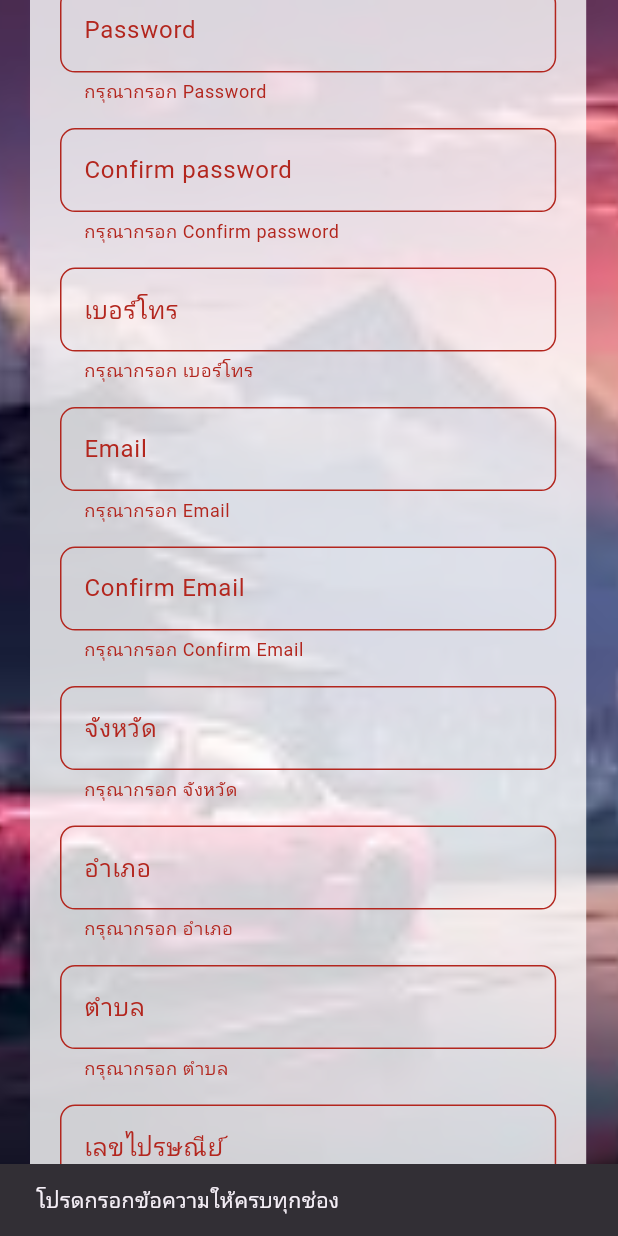
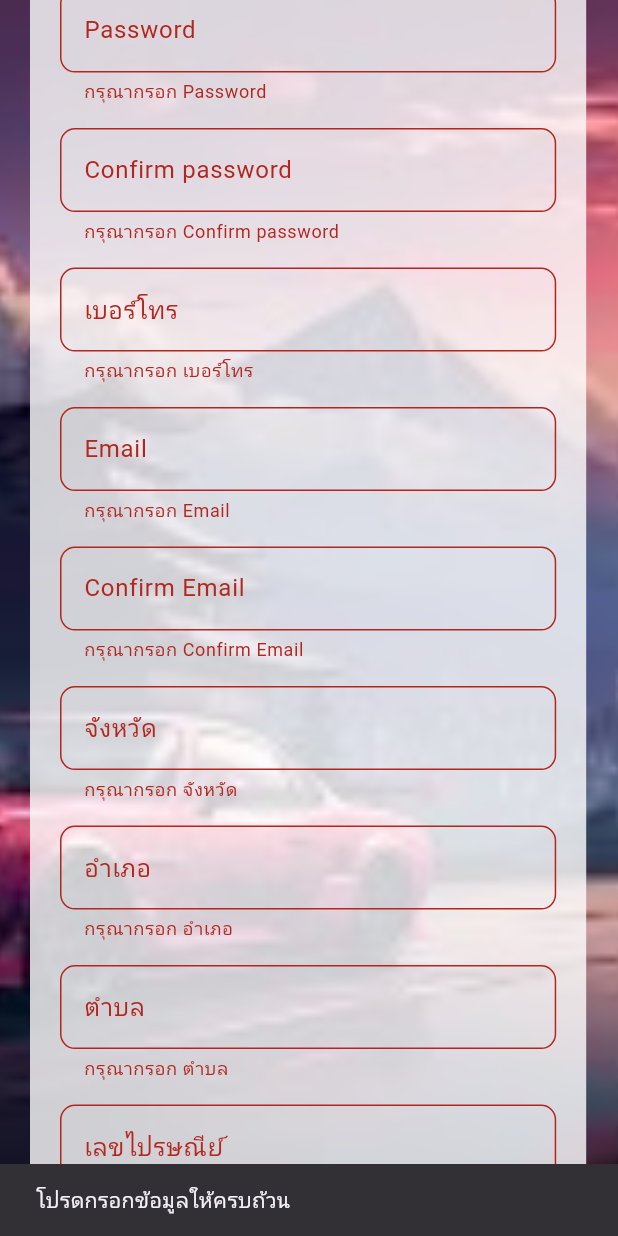
Before and after one commit to Napatpongc/Mustode_B_car, a Flutter app: the SignUpPage screen opened directly, scrolled down 320 dp, after a tap on "ยืนยัน", on a phone screen of 412 x 824 dp. Run offline on Flutter 3.47's test engine with Material 3 defaults, Android fonts, the phone set to English and light mode, and no system bars; our stand-ins replace file_picker, firebase_auth, firebase_core; accounts and stored records are empty; network calls fail.

Commit message:
completed Login
completeted basic register ,signup and logout with email&password

```diff
--- a/lib/RegisterData.dart
+++ b/lib/RegisterData.dart
@@ -8,6 +8,8 @@ class RegisterData {
     this.confirmEmail = '',
     this.province = '',
     this.district = '',
+    this.subdistrict = '',
+    this.postCode = '',
     this.moreInfo = '',
   });
 
@@ -19,5 +21,7 @@ class RegisterData {
   String confirmEmail;
   String province;
   String district;
+  String subdistrict;
+  String postCode;
   String moreInfo;
 }
--- a/lib/main.dart
+++ b/lib/main.dart
@@ -1,7 +1,10 @@
 import 'package:flutter/material.dart';
+import 'package:firebase_core/firebase_core.dart';
 import 'into_app.dart';  // นำเข้าไฟล์ IntoApp.dart
 
-void main() {
+void main() async {
+  WidgetsFlutterBinding.ensureInitialized();
+  await Firebase.initializeApp(); // เรียกใช้การ initialize Firebase
   runApp(MyApp());
 }
 
@@ -17,4 +20,3 @@ class MyApp extends StatelessWidget {
     );
   }
 }
-//hello world
--- a/lib/signup_page.dart
+++ b/lib/signup_page.dart
@@ -1,4 +1,6 @@
 import 'dart:io';
+import 'package:firebase_auth/firebase_auth.dart';
+import 'package:firebase_core/firebase_core.dart';
 import 'package:flutter/material.dart';
 import 'package:file_picker/file_picker.dart';
 import 'package:flutter/services.dart';
@@ -11,9 +13,11 @@ class SignUpPage extends StatefulWidget {
 
 class _SignUpPageState extends State<SignUpPage> {
   final formkey = GlobalKey<FormState>();
+  // ใช้งาน RegisterData แบบ singleton
+  RegisterData registerData = RegisterData();
 
-  RegisterData registerData = RegisterData();
   String? selectedFilePath;
+  final Future<FirebaseApp> firebase = Firebase.initializeApp();
 
   TextEditingController _usernameController = TextEditingController();
   TextEditingController _passwordController = TextEditingController();
@@ -27,7 +31,12 @@ class _SignUpPageState extends State<SignUpPage> {
   TextEditingController _postalCodeController = TextEditingController();
   TextEditingController _additionalAddressController = TextEditingController();
 
-  Widget _buildTextField(String label, {TextEditingController? controller, bool obscureText = false, TextInputType? keyboardType, List<TextInputFormatter>? inputFormatters, int maxLines = 1}) {
+  Widget _buildTextField(String label,
+      {TextEditingController? controller,
+      bool obscureText = false,
+      TextInputType? keyboardType,
+      List<TextInputFormatter>? inputFormatters,
+      int maxLines = 1}) {
     return Padding(
       padding: EdgeInsets.symmetric(vertical: 8),
       child: TextFormField(
@@ -50,10 +59,90 @@ class _SignUpPageState extends State<SignUpPage> {
     );
   }
 
+  // ฟังก์ชันสำหรับบันทึกข้อมูลลงใน RegisterData singleton
+  void _saveFormData() {
+    registerData.username = _usernameController.text;
+    registerData.password = _passwordController.text;
+    registerData.confirmPassword = _confirmPasswordController.text;
+    registerData.phone = _phoneController.text;
+    registerData.email = _emailController.text;
+    registerData.confirmEmail = _confirmEmailController.text;
+    registerData.province = _provinceController.text;
+    registerData.district = _districtController.text;
+    registerData.subdistrict = _subDistrictController.text;
+    registerData.postCode = _postalCodeController.text;
+    registerData.moreInfo = _additionalAddressController.text;
+  }
+
   @override
   Widget build(BuildContext context) {
     double screenWidth = MediaQuery.of(context).size.width;
     double screenHeight = MediaQuery.of(context).size.height;
+    return FutureBuilder(
+      future: firebase,
+      builder: (context, snapshot) {
+        if (snapshot.hasError) {
+          return Scaffold(
+            appBar: AppBar(title: Text("Error")),
+            body: Center(child: Text("${snapshot.error}")),
+          );
+        }
+
+        if (snapshot.connectionState == ConnectionState.done) {
+          Widget _buildSignUpButton(BuildContext context) {
+            return ElevatedButton(
+              onPressed: () async {
+                if (formkey.currentState!.validate()) {
+                  // บันทึกข้อมูลจากฟอร์มลงใน RegisterData singleton
+                  _saveFormData();
+
+                  try {
+                    // สมัครสมาชิกด้วยอีเมลและรหัสผ่าน
+                    await FirebaseAuth.instance.createUserWithEmailAndPassword(
+                      email: _emailController.text,
+                      password: _passwordController.text,
+                    );
+
+                    // ล้างข้อมูลในฟอร์มหลังสมัครเสร็จ
+                    formkey.currentState!.reset();
+                    ScaffoldMessenger.of(context).showSnackBar(
+                      SnackBar(content: Text("สมัครสมาชิกสำเร็จ!")),
+                    );
+
+                    // กลับไปหน้าก่อนหน้า
+                    Navigator.pop(context);
+                  } on FirebaseAuthException catch (e) {
+                    String errorMessage = "เกิดข้อผิดพลาด";
+
+                    if (e.code == 'email-already-in-use') {
+                      errorMessage = "อีเมลนี้ถูกใช้ไปแล้ว";
+                    } else if (e.code == 'weak-password') {
+                      errorMessage = "รหัสผ่านต้องมีอย่างน้อย 6 ตัวอักษร";
+                    } else if (e.code == 'invalid-email') {
+                      errorMessage = "อีเมลไม่ถูกต้อง";
+                    }
+
+                    ScaffoldMessenger.of(context).showSnackBar(
+                      SnackBar(content: Text(errorMessage)),
+                    );
+                  }
+                } else {
+                  ScaffoldMessenger.of(context).showSnackBar(
+                    SnackBar(content: Text("โปรดกรอกข้อมูลให้ครบถ้วน")),
+                  );
+                }
+              },
+              style: ElevatedButton.styleFrom(
+                backgroundColor: Color(0xFF00377E),
+                padding: EdgeInsets.symmetric(vertical: 15, horizontal: 50),
+                shape: RoundedRectangleBorder(borderRadius: BorderRadius.circular(20)),
+              ),
+              child: Text(
+                "ยืนยัน",
+                style: TextStyle(color: Colors.white, fontSize: 16, fontWeight: FontWeight.bold),
+              ),
+            );
+          }
 
           return Scaffold(
             body: Stack(
@@ -108,7 +197,6 @@ class _SignUpPageState extends State<SignUpPage> {
                                 _buildTextField("Username", controller: _usernameController),
                                 _buildTextField("Password", controller: _passwordController, obscureText: true),
                                 _buildTextField("Confirm password", controller: _confirmPasswordController, obscureText: true),
-                          //_buildUploadDrivingLicenseField(),
                                 _buildTextField("เบอร์โทร", controller: _phoneController, keyboardType: TextInputType.phone, inputFormatters: [FilteringTextInputFormatter.digitsOnly]),
                                 _buildTextField("Email", controller: _emailController, keyboardType: TextInputType.emailAddress),
                                 _buildTextField("Confirm Email", controller: _confirmEmailController, keyboardType: TextInputType.emailAddress),
@@ -132,44 +220,10 @@ class _SignUpPageState extends State<SignUpPage> {
           );
         }
 
-  Widget _buildSignUpButton(BuildContext context) {
-    return ElevatedButton(
-      onPressed: () {
-        if (formkey.currentState!.validate()) {
-          registerData.username = _usernameController.text;
-          registerData.password = _passwordController.text;
-          registerData.confirmPassword = _confirmPasswordController.text;
-          registerData.phone = _phoneController.text;
-          registerData.email = _emailController.text;
-          registerData.confirmEmail = _confirmEmailController.text;
-          registerData.province = _provinceController.text;
-          registerData.district = _districtController.text;
-          registerData.moreInfo = _additionalAddressController.text;
-
-          print("===== ข้อมูลที่บันทึก =====");
-          print("Username: ${registerData.username}");
-          print("Password: ${registerData.password}");
-          print("Confirm Password: ${registerData.confirmPassword}");
-          print("Phone: ${registerData.phone}");
-          print("Email: ${registerData.email}");
-          print("Confirm Email: ${registerData.confirmEmail}");
-          print("Province: ${registerData.province}");
-          print("District: ${registerData.district}");
-          print("More Info: ${registerData.moreInfo}");
-          print("========================");
-
-          ScaffoldMessenger.of(context).showSnackBar(SnackBar(content: Text("สมัครสมาชิกสำเร็จ!")));
-          Navigator.pop(context);
-        } else {
-          ScaffoldMessenger.of(context).showSnackBar(SnackBar(content: Text("โปรดกรอกข้อความให้ครบทุกช่อง")));
-        }
+        return Scaffold(
+          body: Center(child: CircularProgressIndicator()),
+        );
       },
-      style: ElevatedButton.styleFrom(
-        backgroundColor: Color(0xFF00377E),
-        padding: EdgeInsets.symmetric(vertical: 15, horizontal: 50),
-        shape: RoundedRectangleBorder(borderRadius: BorderRadius.circular(20))
-      ),
-      child: Text("ยืนยัน", style: TextStyle(color: Colors.white, fontSize: 16, fontWeight: FontWeight.bold)),
     );
   }
 }
--- a/pubspec.yaml
+++ b/pubspec.yaml
@@ -30,13 +30,14 @@ environment:
 dependencies:
   flutter:
     sdk: flutter
-  mongo_dart: ^0.9.1
   encrypt: ^5.0.3
   file_picker: ^5.2.1
 
   # The following adds the Cupertino Icons font to your application.
   # Use with the CupertinoIcons class for iOS style icons.
   cupertino_icons: ^1.0.8
+  firebase_core: ^3.11.0
+  firebase_auth: ^5.4.2
 
 
 dev_dependencies:
```
Also changed, not shown: lib/home_page.dart (+8 -3 lines), lib/login_page.dart (+43 -22 lines), lib/mongo_service.dart (deleted, +0 -44 lines), pubspec.lock, 7 other files. Lines whose indentation alone changed are shown as unchanged.
